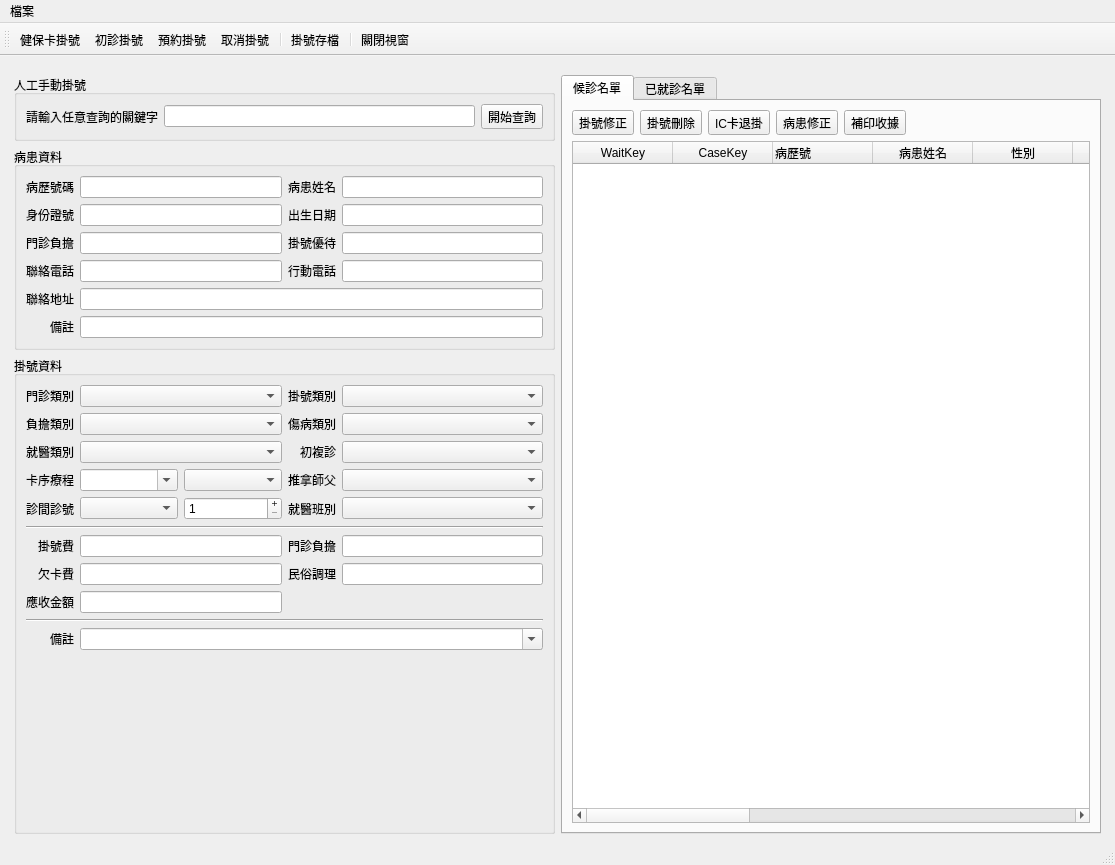
Qt form ui/registration.ui (picacat/pyMedical) before a commit.
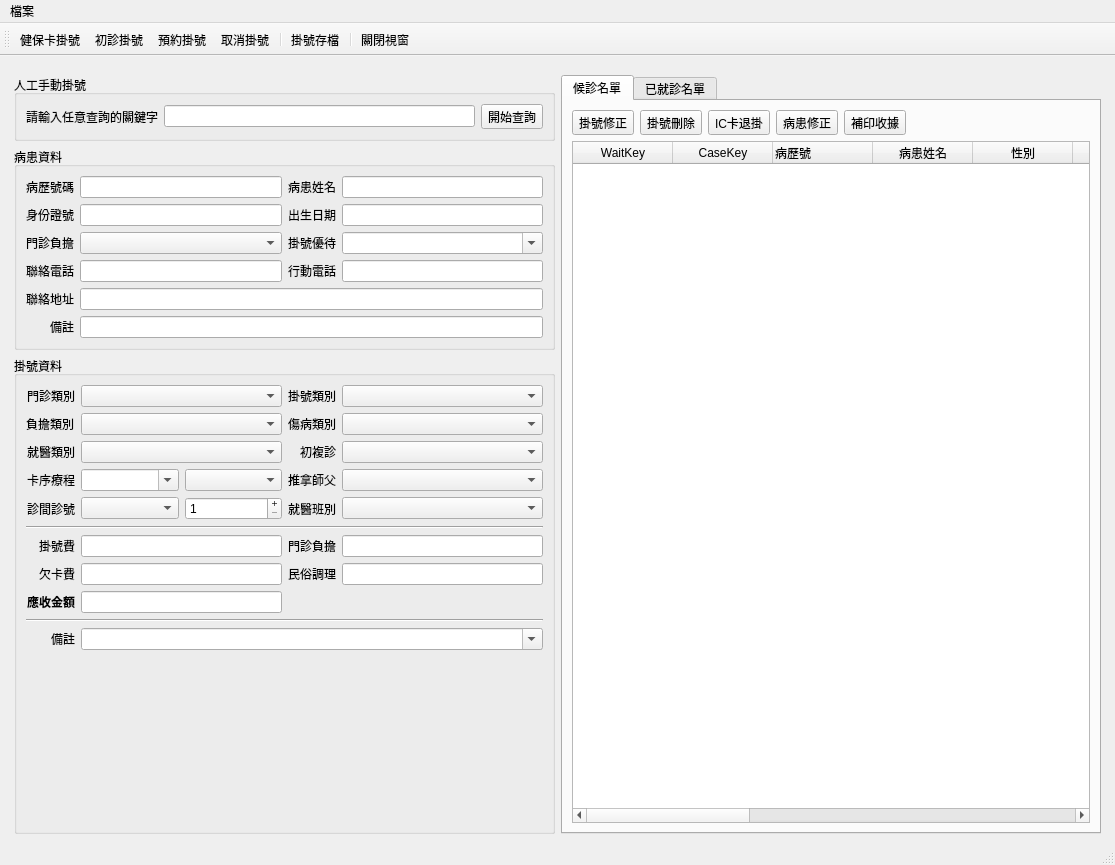
The same form after that commit. Icons and pictures are not drawn.

```diff
--- a/ui/registration.ui
+++ b/ui/registration.ui
@@ -240,6 +240,12 @@
            </item>
            <item row="10" column="0">
             <widget class="QLabel" name="label_24">
+             <property name="font">
+              <font>
+               <weight>75</weight>
+               <bold>true</bold>
+              </font>
+             </property>
              <property name="text">
               <string>應收金額</string>
              </property>
@@ -288,10 +294,19 @@
             <widget class="QComboBox" name="comboBox_injury_type"/>
            </item>
            <item row="10" column="1" colspan="2">
-            <widget class="QLineEdit" name="lineEdit_total_fee">
+            <widget class="QLineEdit" name="lineEdit_total_amount">
+             <property name="font">
+              <font>
+               <weight>75</weight>
+               <bold>true</bold>
+              </font>
+             </property>
              <property name="alignment">
               <set>Qt::AlignRight|Qt::AlignTrailing|Qt::AlignVCenter</set>
              </property>
+             <property name="readOnly">
+              <bool>true</bool>
+             </property>
             </widget>
            </item>
            <item row="3" column="3">
@@ -359,15 +374,9 @@
         <layout class="QGridLayout" name="gridLayout_3">
          <item row="0" column="0">
           <layout class="QGridLayout" name="gridLayout_2">
-           <item row="2" column="3">
-            <widget class="QLineEdit" name="lineEdit_discount_type"/>
-           </item>
            <item row="3" column="1">
             <widget class="QLineEdit" name="lineEdit_telephone"/>
            </item>
-           <item row="2" column="1">
-            <widget class="QLineEdit" name="lineEdit_share_type"/>
-           </item>
            <item row="1" column="2">
             <widget class="QLabel" name="label_5">
              <property name="sizePolicy">
@@ -543,6 +552,16 @@
              </property>
             </widget>
            </item>
+           <item row="2" column="3">
+            <widget class="QComboBox" name="comboBox_patient_discount">
+             <property name="editable">
+              <bool>true</bool>
+             </property>
+            </widget>
+           </item>
+           <item row="2" column="1">
+            <widget class="QComboBox" name="comboBox_patient_share"/>
+           </item>
           </layout>
          </item>
         </layout>
```
Left out of the diff: 19 changed lines with no effect on the pictures.
